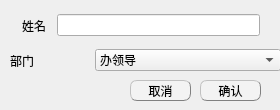
Qt form deletepersondialog.ui (EsZHU/QtExamSystem) before a commit.
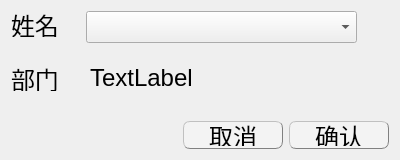
The same form after that commit.

Diff of the .ui file:
```diff
--- a/deletepersondialog.ui
+++ b/deletepersondialog.ui
@@ -6,212 +6,144 @@
    <rect>
     <x>0</x>
     <y>0</y>
-    <width>280</width>
-    <height>110</height>
+    <width>400</width>
+    <height>160</height>
    </rect>
   </property>
   <property name="windowTitle">
    <string>Form</string>
   </property>
-  <widget class="QWidget" name="layoutWidget">
-   <property name="geometry">
-    <rect>
-     <x>10</x>
-     <y>10</y>
-     <width>265</width>
-     <height>31</height>
-    </rect>
-   </property>
-   <layout class="QHBoxLayout" name="horizontalLayout_8">
-    <item>
-     <spacer name="horizontalSpacer">
-      <property name="orientation">
-       <enum>Qt::Horizontal</enum>
-      </property>
-      <property name="sizeType">
-       <enum>QSizePolicy::Fixed</enum>
-      </property>
-      <property name="sizeHint" stdset="0">
-       <size>
-        <width>12</width>
-        <height>20</height>
-       </size>
-      </property>
-     </spacer>
-    </item>
-    <item>
-     <widget class="QLabel" name="label_4">
-      <property name="text">
-       <string>姓名</string>
-      </property>
-     </widget>
-    </item>
-    <item>
-     <spacer name="leftHorizontalSpacer">
-      <property name="orientation">
-       <enum>Qt::Horizontal</enum>
-      </property>
-      <property name="sizeType">
-       <enum>QSizePolicy::Fixed</enum>
-      </property>
-      <property name="sizeHint" stdset="0">
-       <size>
-        <width>5</width>
-        <height>20</height>
-       </size>
-      </property>
-     </spacer>
-    </item>
-    <item>
-     <widget class="QLineEdit" name="nameLabel"/>
-    </item>
-    <item>
-     <spacer name="rightHorizontalSpacer">
-      <property name="orientation">
-       <enum>Qt::Horizontal</enum>
-      </property>
-      <property name="sizeType">
-       <enum>QSizePolicy::Fixed</enum>
-      </property>
-      <property name="sizeHint" stdset="0">
-       <size>
-        <width>15</width>
-        <height>20</height>
-       </size>
-      </property>
-     </spacer>
-    </item>
-   </layout>
-  </widget>
-  <widget class="QWidget" name="widget_5" native="true">
-   <property name="geometry">
-    <rect>
-     <x>10</x>
-     <y>40</y>
-     <width>271</width>
-     <height>41</height>
-    </rect>
-   </property>
-   <layout class="QHBoxLayout" name="horizontalLayout_6">
-    <item>
+  <layout class="QGridLayout" name="gridLayout">
+   <item row="1" column="0" colspan="3">
+    <widget class="QWidget" name="widget" native="true">
      <widget class="QLabel" name="label_3">
+      <property name="geometry">
+       <rect>
+        <x>0</x>
+        <y>0</y>
+        <width>71</width>
+        <height>25</height>
+       </rect>
+      </property>
+      <property name="font">
+       <font>
+        <pointsize>18</pointsize>
+       </font>
+      </property>
       <property name="text">
        <string>部门</string>
       </property>
      </widget>
-    </item>
-    <item>
-     <widget class="QComboBox" name="depNameComboBox">
-      <item>
-       <property name="text">
-        <string>办领导</string>
-       </property>
-      </item>
-      <item>
-       <property name="text">
-        <string>综合处</string>
-       </property>
-      </item>
-      <item>
-       <property name="text">
-        <string>政策法规处</string>
-       </property>
-      </item>
-      <item>
-       <property name="text">
-        <string>机构改革处</string>
-       </property>
-      </item>
-      <item>
-       <property name="text">
-        <string>党群政法行政机构编制管理处</string>
-       </property>
-      </item>
-      <item>
-       <property name="text">
-        <string>政府行政机构编制管理处</string>
-       </property>
-      </item>
-      <item>
-       <property name="text">
-        <string>市县行政机构编制管理处</string>
-       </property>
-      </item>
-      <item>
-       <property name="text">
-        <string>事业机构编制管理处</string>
-       </property>
-      </item>
-      <item>
-       <property name="text">
-        <string>事业单位登记管理处</string>
-       </property>
-      </item>
-      <item>
-       <property name="text">
-        <string>机构编制监督检查处</string>
-       </property>
-      </item>
-      <item>
-       <property name="text">
-        <string>人事处</string>
-       </property>
-      </item>
-      <item>
-       <property name="text">
-        <string>机关党委</string>
-       </property>
-      </item>
-      <item>
-       <property name="text">
-        <string>省机构编制电子政务中心</string>
-       </property>
-      </item>
-      <item>
-       <property name="text">
-        <string>省机构编制研究中心</string>
-       </property>
-      </item>
+     <widget class="QLabel" name="label">
+      <property name="geometry">
+       <rect>
+        <x>79</x>
+        <y>0</y>
+        <width>281</width>
+        <height>24</height>
+       </rect>
+      </property>
+      <property name="font">
+       <font>
+        <pointsize>18</pointsize>
+       </font>
+      </property>
+      <property name="text">
+       <string>TextLabel</string>
+      </property>
      </widget>
-    </item>
-   </layout>
-  </widget>
-  <widget class="QPushButton" name="cancelBtn">
-   <property name="geometry">
-    <rect>
-     <x>130</x>
-     <y>80</y>
-     <width>61</width>
-     <height>21</height>
-    </rect>
-   </property>
-   <property name="styleSheet">
-    <string notr="true">QPushButton{background-color: rgb(243, 243, 243);border:0.5px groove gray;border-radius:7px;padding:2px 4px;border-style: outset;}
+    </widget>
+   </item>
+   <item row="2" column="1">
+    <widget class="QPushButton" name="cancelBtn">
+     <property name="minimumSize">
+      <size>
+       <width>100</width>
+       <height>0</height>
+      </size>
+     </property>
+     <property name="maximumSize">
+      <size>
+       <width>100</width>
+       <height>28</height>
+      </size>
+     </property>
+     <property name="font">
+      <font>
+       <pointsize>18</pointsize>
+      </font>
+     </property>
+     <property name="styleSheet">
+      <string notr="true">QPushButton{background-color: rgb(243, 243, 243);border:0.5px groove gray;border-radius:7px;padding:2px 4px;border-style: outset;}
 QPushButton:hover{background-color:rgb(229, 241, 251); color: black;}
 QPushButton:pressed{background-color:rgb(191, 190, 192);border-style: inset;}</string>
-   </property>
-   <property name="text">
-    <string>取消</string>
-   </property>
-  </widget>
-  <widget class="QPushButton" name="saveBtn">
-   <property name="geometry">
-    <rect>
-     <x>200</x>
-     <y>80</y>
-     <width>61</width>
-     <height>21</height>
-    </rect>
-   </property>
-   <property name="styleSheet">
-    <string notr="true">QPushButton{background-color: rgb(243, 243, 243);border:0.5px groove gray;border-radius:7px;padding:2px 4px;border-style: outset;}
+     </property>
+     <property name="text">
+      <string>取消</string>
+     </property>
+    </widget>
+   </item>
+   <item row="2" column="2">
+    <widget class="QPushButton" name="saveBtn">
+     <property name="maximumSize">
+      <size>
+       <width>100</width>
+       <height>28</height>
+      </size>
+     </property>
+     <property name="font">
+      <font>
+       <pointsize>18</pointsize>
+      </font>
+     </property>
+     <property name="styleSheet">
+      <string notr="true">QPushButton{background-color: rgb(243, 243, 243);border:0.5px groove gray;border-radius:7px;padding:2px 4px;border-style: outset;}
 QPushButton:hover{background-color:rgb(229, 241, 251); color: black;}
 QPushButton:pressed{background-color:rgb(191, 190, 192);border-style: inset;}</string>
-   </property>
-   <property name="text">
-    <string>确认</string>
-   </property>
-  </widget>
+     </property>
+     <property name="text">
+      <string>确认</string>
+     </property>
+    </widget>
+   </item>
+   <item row="0" column="0" colspan="3">
+    <widget class="QWidget" name="widget_2" native="true">
+     <widget class="QLabel" name="label_4">
+      <property name="geometry">
+       <rect>
+        <x>0</x>
+        <y>0</y>
+        <width>71</width>
+        <height>26</height>
+       </rect>
+      </property>
+      <property name="font">
+       <font>
+        <pointsize>18</pointsize>
+       </font>
+      </property>
+      <property name="text">
+       <string>姓名</string>
+      </property>
+     </widget>
+     <widget class="QComboBox" name="perNameComboBox">
+      <property name="geometry">
+       <rect>
+        <x>75</x>
+        <y>0</y>
+        <width>271</width>
+        <height>32</height>
+       </rect>
+      </property>
+      <property name="font">
+       <font>
+        <pointsize>18</pointsize>
+       </font>
+      </property>
+     </widget>
+    </widget>
+   </item>
+  </layout>
  </widget>
  <resources/>
  <connections/>
```
